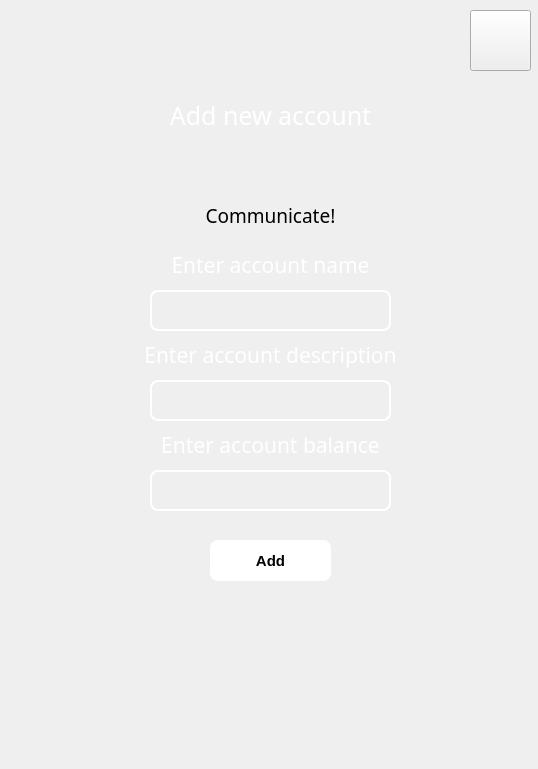
Qt form ui/AddAccountPage.ui (vburmus/budget-calculator) before a commit.
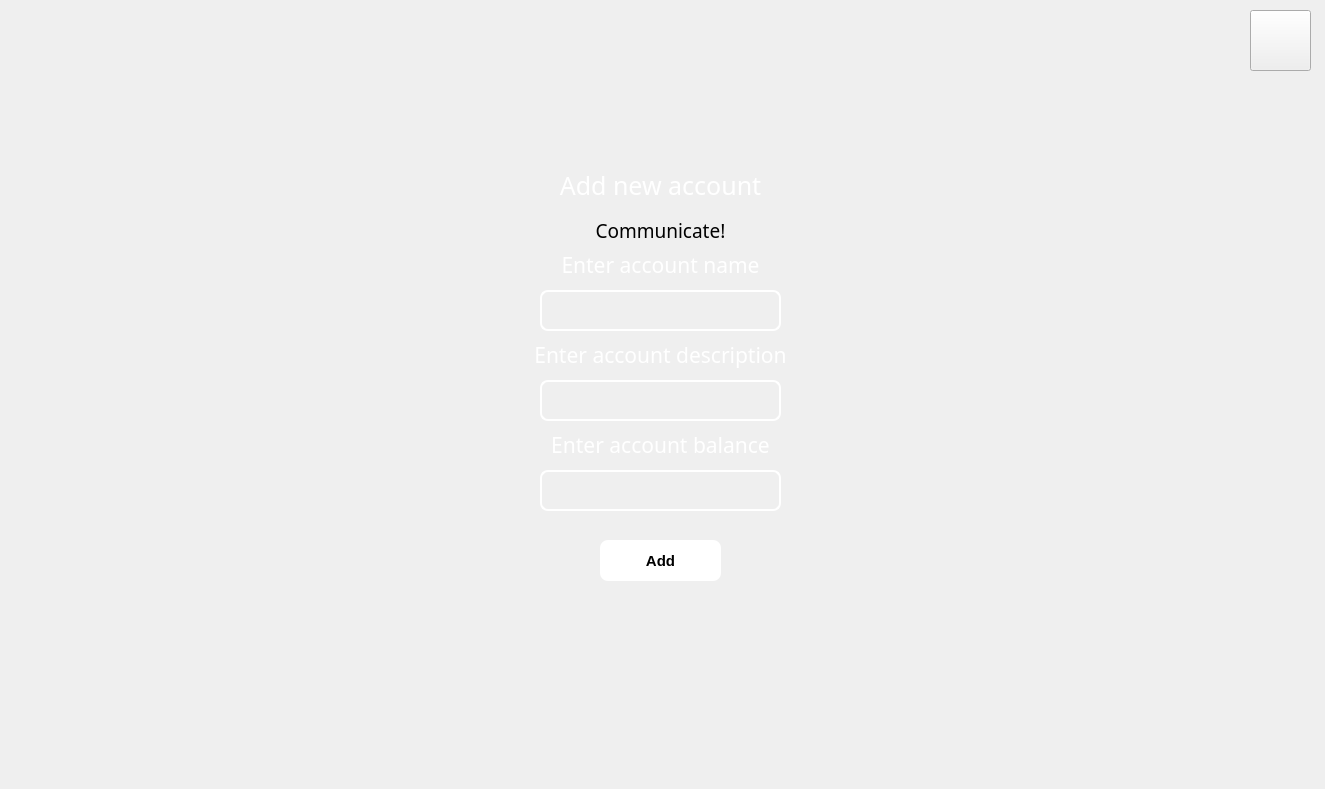
The same form after that commit. Icons and pictures are not drawn.

Commit message: fix(budget_calculator) resized pages size

```diff
--- a/ui/AddAccountPage.ui
+++ b/ui/AddAccountPage.ui
@@ -6,8 +6,8 @@
    <rect>
     <x>0</x>
     <y>0</y>
-    <width>538</width>
-    <height>769</height>
+    <width>1325</width>
+    <height>789</height>
    </rect>
   </property>
   <property name="windowTitle">
@@ -21,7 +21,7 @@
     <rect>
      <x>-30</x>
      <y>-30</y>
-     <width>581</width>
+     <width>1371</width>
      <height>821</height>
     </rect>
    </property>
@@ -51,7 +51,7 @@
   <widget class="QLineEdit" name="AccNameText">
    <property name="geometry">
     <rect>
-     <x>150</x>
+     <x>540</x>
      <y>290</y>
      <width>241</width>
      <height>41</height>
@@ -87,7 +87,7 @@
   <widget class="QLabel" name="enterAccNameLabel">
    <property name="geometry">
     <rect>
-     <x>140</x>
+     <x>530</x>
      <y>240</y>
      <width>261</width>
      <height>51</height>
@@ -111,7 +111,7 @@
   <widget class="QPushButton" name="addButton">
    <property name="geometry">
     <rect>
-     <x>210</x>
+     <x>600</x>
      <y>540</y>
      <width>121</width>
      <height>41</height>
@@ -150,8 +150,8 @@
   <widget class="QLabel" name="addAccLabel">
    <property name="geometry">
     <rect>
-     <x>140</x>
-     <y>90</y>
+     <x>530</x>
+     <y>160</y>
      <width>261</width>
      <height>51</height>
     </rect>
@@ -174,7 +174,7 @@
   <widget class="QPushButton" name="exitButton">
    <property name="geometry">
     <rect>
-     <x>470</x>
+     <x>1250</x>
      <y>10</y>
      <width>61</width>
      <height>61</height>
@@ -215,10 +215,10 @@
   <widget class="QLabel" name="communicateTextLabel">
    <property name="geometry">
     <rect>
-     <x>140</x>
-     <y>200</y>
-     <width>261</width>
-     <height>31</height>
+     <x>520</x>
+     <y>210</y>
+     <width>281</width>
+     <height>41</height>
     </rect>
    </property>
    <property name="font">
@@ -240,7 +240,7 @@
   <widget class="QLabel" name="enterAccDescrLabel">
    <property name="geometry">
     <rect>
-     <x>140</x>
+     <x>530</x>
      <y>330</y>
      <width>261</width>
      <height>51</height>
@@ -264,7 +264,7 @@
   <widget class="QLineEdit" name="AccDescrText">
    <property name="geometry">
     <rect>
-     <x>150</x>
+     <x>540</x>
      <y>380</y>
      <width>241</width>
      <height>41</height>
@@ -300,7 +300,7 @@
   <widget class="QLabel" name="enterAccBalanceLabel">
    <property name="geometry">
     <rect>
-     <x>140</x>
+     <x>530</x>
      <y>420</y>
      <width>261</width>
      <height>51</height>
@@ -324,7 +324,7 @@
   <widget class="QLineEdit" name="AccBalanceText">
    <property name="geometry">
     <rect>
-     <x>150</x>
+     <x>540</x>
      <y>470</y>
      <width>241</width>
      <height>41</height>
```
The commit also changes 9 other files.
